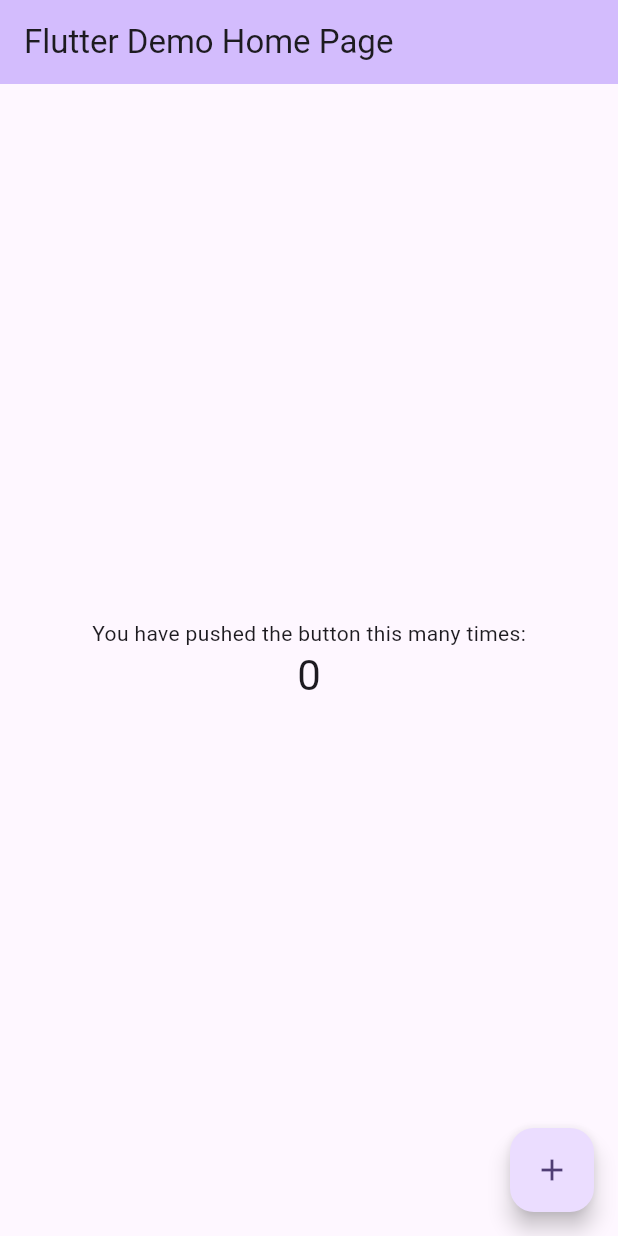
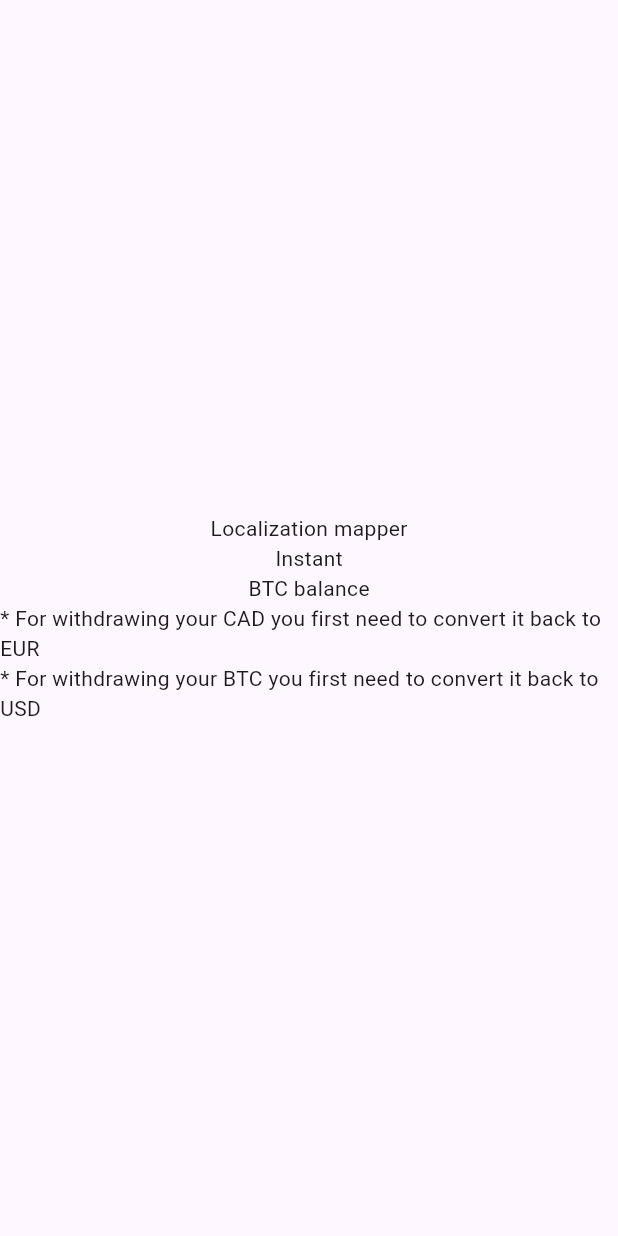
Before and after one commit to kwado-tech/l10n_mapper, a Flutter app: the screen it shows after launch, on a phone screen of 412 x 824 dp. Run offline on Flutter 3.47's test engine with Material 3 defaults, Android fonts, the phone set to English and light mode, and no system bars; missing offline and left inert: analyzer, build, source_gen.

Commit message:
[FEATURE] Created new example project and implemented the use of `l10_mapper_annotation` & `l10_mapper_generator`.

````diff
--- /dev/null
+++ b/example/l10n.yaml
@@ -0,0 +1,5 @@
+arb-dir: lib/localization/translations
+template-arb-file: app_en.arb
+output-localization-file: app_localizations.dart
+synthetic-package: false
+output-dir: lib/localization/gen-l10n
--- /dev/null
+++ b/example/lib/localization/gen-l10n/app_localizations.dart
@@ -0,0 +1,161 @@
+import 'dart:async';
+
+import 'package:flutter/foundation.dart';
+import 'package:flutter/widgets.dart';
+import 'package:flutter_localizations/flutter_localizations.dart';
+import 'package:intl/intl.dart' as intl;
+
+import 'app_localizations_en.dart';
+import 'app_localizations_fr.dart';
+
+/// Callers can lookup localized strings with an instance of AppLocalizations
+/// returned by `AppLocalizations.of(context)`.
+///
+/// Applications need to include `AppLocalizations.delegate()` in their app's
+/// `localizationDelegates` list, and the locales they support in the app's
+/// `supportedLocales` list. For example:
+///
+/// ```dart
+/// import 'gen-l10n/app_localizations.dart';
+///
+/// return MaterialApp(
+///   localizationsDelegates: AppLocalizations.localizationsDelegates,
+///   supportedLocales: AppLocalizations.supportedLocales,
+///   home: MyApplicationHome(),
+/// );
+/// ```
+///
+/// ## Update pubspec.yaml
+///
+/// Please make sure to update your pubspec.yaml to include the following
+/// packages:
+///
+/// ```yaml
+/// dependencies:
+///   # Internationalization support.
+///   flutter_localizations:
+///     sdk: flutter
+///   intl: any # Use the pinned version from flutter_localizations
+///
+///   # Rest of dependencies
+/// ```
+///
+/// ## iOS Applications
+///
+/// iOS applications define key application metadata, including supported
+/// locales, in an Info.plist file that is built into the application bundle.
+/// To configure the locales supported by your app, you’ll need to edit this
+/// file.
+///
+/// First, open your project’s ios/Runner.xcworkspace Xcode workspace file.
+/// Then, in the Project Navigator, open the Info.plist file under the Runner
+/// project’s Runner folder.
+///
+/// Next, select the Information Property List item, select Add Item from the
+/// Editor menu, then select Localizations from the pop-up menu.
+///
+/// Select and expand the newly-created Localizations item then, for each
+/// locale your application supports, add a new item and select the locale
+/// you wish to add from the pop-up menu in the Value field. This list should
+/// be consistent with the languages listed in the AppLocalizations.supportedLocales
+/// property.
+import 'package:l10_mapper_annotation/l10_mapper_annotation.dart';
+part 'app_localizations.g.dart';
+
+@L10MapperAnnotation()
+abstract class AppLocalizations {
+  AppLocalizations(String locale) : localeName = intl.Intl.canonicalizedLocale(locale.toString());
+
+  final String localeName;
+
+  static AppLocalizations? of(BuildContext context) {
+    return Localizations.of<AppLocalizations>(context, AppLocalizations);
+  }
+
+  static const LocalizationsDelegate<AppLocalizations> delegate = _AppLocalizationsDelegate();
+
+  /// A list of this localizations delegate along with the default localizations
+  /// delegates.
+  ///
+  /// Returns a list of localizations delegates containing this delegate along with
+  /// GlobalMaterialLocalizations.delegate, GlobalCupertinoLocalizations.delegate,
+  /// and GlobalWidgetsLocalizations.delegate.
+  ///
+  /// Additional delegates can be added by appending to this list in
+  /// MaterialApp. This list does not have to be used at all if a custom list
+  /// of delegates is preferred or required.
+  static const List<LocalizationsDelegate<dynamic>> localizationsDelegates = <LocalizationsDelegate<dynamic>>[
+    delegate,
+    GlobalMaterialLocalizations.delegate,
+    GlobalCupertinoLocalizations.delegate,
+    GlobalWidgetsLocalizations.delegate,
+  ];
+
+  /// A list of this localizations delegate's supported locales.
+  static const List<Locale> supportedLocales = <Locale>[
+    Locale('en'),
+    Locale('fr')
+  ];
+
+  /// No description provided for @application_name.
+  ///
+  /// In en, this message translates to:
+  /// **'Localization mapper'**
+  String get application_name;
+
+  /// No description provided for @deposit_timeframe.
+  ///
+  /// In en, this message translates to:
+  /// **'Instant'**
+  String get deposit_timeframe;
+
+  /// No description provided for @balance_reverted.
+  ///
+  /// In en, this message translates to:
+  /// **'{currency} balance'**
+  String balance_reverted(Object currency);
+
+  /// No description provided for @convert_before_withdraw.
+  ///
+  /// In en, this message translates to:
+  /// **'* For withdrawing your {convertFrom} you first need to convert it back to {convertTo}'**
+  String convert_before_withdraw(Object convertFrom, Object convertTo);
+
+  /// No description provided for @convert_before_withdraw_again.
+  ///
+  /// In en, this message translates to:
+  /// **'* For withdrawing your {convertFrom} you first need to convert it back to {convertTo}'**
+  String convert_before_withdraw_again(Object convertFrom, Object convertTo);
+}
+
+class _AppLocalizationsDelegate extends LocalizationsDelegate<AppLocalizations> {
+  const _AppLocalizationsDelegate();
+
+  @override
+  Future<AppLocalizations> load(Locale locale) {
+    return SynchronousFuture<AppLocalizations>(lookupAppLocalizations(locale));
+  }
+
+  @override
+  bool isSupported(Locale locale) => <String>['en', 'fr'].contains(locale.languageCode);
+
+  @override
+  bool shouldReload(_AppLocalizationsDelegate old) => false;
+}
+
+AppLocalizations lookupAppLocalizations(Locale locale) {
+
+
+  // Lookup logic when only language code is specified.
+  switch (locale.languageCode) {
+    case 'en': return AppLocalizationsEn();
+    case 'fr': return AppLocalizationsFr();
+  }
+
+  throw FlutterError(
+    'AppLocalizations.delegate failed to load unsupported locale "$locale". This is likely '
+    'an issue with the localizations generation tool. Please file an issue '
+    'on GitHub with a reproducible sample app and the gen-l10n configuration '
+    'that was used.'
+  );
+}
--- /dev/null
+++ b/example/lib/localization/gen-l10n/app_localizations_en.dart
@@ -0,0 +1,27 @@
+import 'app_localizations.dart';
+
+/// The translations for English (`en`).
+class AppLocalizationsEn extends AppLocalizations {
+  AppLocalizationsEn([String locale = 'en']) : super(locale);
+
+  @override
+  String get application_name => 'Localization mapper';
+
+  @override
+  String get deposit_timeframe => 'Instant';
+
+  @override
+  String balance_reverted(Object currency) {
+    return '$currency balance';
+  }
+
+  @override
+  String convert_before_withdraw(Object convertFrom, Object convertTo) {
+    return '* For withdrawing your $convertFrom you first need to convert it back to $convertTo';
+  }
+
+  @override
+  String convert_before_withdraw_again(Object convertFrom, Object convertTo) {
+    return '* For withdrawing your $convertFrom you first need to convert it back to $convertTo';
+  }
+}
--- /dev/null
+++ b/example/lib/localization/translations/app_en.arb
@@ -0,0 +1,34 @@
+{
+	"@@locale": "en",
+	"application_name": "Localization mapper",
+	"@application_name": {
+		"type": "text"
+	},
+	"deposit_timeframe": "Instant",
+	"@deposit_timeframe": {
+		"type": "text"
+	},
+	"balance_reverted": "{currency} balance",
+	"@balance_reverted": {
+		"type": "text",
+		"placeholders": {
+			"currency": {}
+		}
+	},
+	"convert_before_withdraw": "* For withdrawing your {convertFrom} you first need to convert it back to {convertTo}",
+	"@convert_before_withdraw": {
+		"type": "text",
+		"placeholders": {
+			"convertFrom": {},
+			"convertTo": {}
+		}
+	},
+	"convert_before_withdraw_again": "* For withdrawing your {convertFrom} you first need to convert it back to {convertTo}",
+	"@convert_before_withdraw_again": {
+		"type": "text",
+		"placeholders": {
+			"convertFrom": {},
+			"convertTo": {}
+		}
+	}
+}
--- /dev/null
+++ b/example/lib/localization/translations/app_fr.arb
@@ -0,0 +1,34 @@
+{
+	"@@locale": "fr",
+	"application_name": "Mappeur de localisation",
+	"@application_name": {
+		"type": "text"
+	},
+	"deposit_timeframe": "Immédiat",
+	"@deposit_timeframe": {
+		"type": "text"
+	},
+	"balance_reverted": "Solde en {currency}",
+	"@balance_reverted": {
+		"type": "text",
+		"placeholders": {
+			"currency": {}
+		}
+	},
+	"convert_before_withdraw": "* Pour pouvoir retirer {convertFrom}, vous devez d'abord le reconvertir en {convertTo}.",
+	"@convert_before_withdraw": {
+		"type": "text",
+		"placeholders": {
+			"convertFrom": {},
+			"convertTo": {}
+		}
+	},
+	"convert_before_withdraw_again": "* Pour pouvoir retirer {convertFrom}, vous devez d'abord le reconvertir en {convertTo}.",
+	"@convert_before_withdraw_again": {
+		"type": "text",
+		"placeholders": {
+			"convertFrom": {},
+			"convertTo": {}
+		}
+	}
+}
--- a/example/lib/main.dart
+++ b/example/lib/main.dart
@@ -1,125 +1,44 @@
+import 'package:example/localization/gen-l10n/app_localizations.dart';
 import 'package:flutter/material.dart';
 
 void main() {
-  runApp(const MyApp());
+  runApp(const MainApp());
 }
 
-class MyApp extends StatelessWidget {
-  const MyApp({super.key});
+class MainApp extends StatelessWidget {
+  const MainApp({super.key});
 
-  // This widget is the root of your application.
   @override
   Widget build(BuildContext context) {
     return MaterialApp(
       title: 'Flutter Demo',
-      theme: ThemeData(
-        // This is the theme of your application.
-        //
-        // TRY THIS: Try running your application with "flutter run". You'll see
-        // the application has a blue toolbar. Then, without quitting the app,
-        // try changing the seedColor in the colorScheme below to Colors.green
-        // and then invoke "hot reload" (save your changes or press the "hot
-        // reload" button in a Flutter-supported IDE, or press "r" if you used
-        // the command line to start the app).
-        //
-        // Notice that the counter didn't reset back to zero; the application
-        // state is not lost during the reload. To reset the state, use hot
-        // restart instead.
-        //
-        // This works for code too, not just values: Most code changes can be
-        // tested with just a hot reload.
-        colorScheme: ColorScheme.fromSeed(seedColor: Colors.deepPurple),
-        useMaterial3: true,
-      ),
-      home: const MyHomePage(title: 'Flutter Demo Home Page'),
+      onGenerateTitle: (context) => context.l10n.application_name,
+      theme: ThemeData(primarySwatch: Colors.blue),
+      localizationsDelegates: AppLocalizations.localizationsDelegates,
+      supportedLocales: AppLocalizations.supportedLocales,
+      home: const HomePage(),
     );
   }
 }
 
-class MyHomePage extends StatefulWidget {
-  const MyHomePage({super.key, required this.title});
-
-  // This widget is the home page of your application. It is stateful, meaning
-  // that it has a State object (defined below) that contains fields that affect
-  // how it looks.
-
-  // This class is the configuration for the state. It holds the values (in this
-  // case the title) provided by the parent (in this case the App widget) and
-  // used by the build method of the State. Fields in a Widget subclass are
-  // always marked "final".
-
-  final String title;
-
-  @override
-  State<MyHomePage> createState() => _MyHomePageState();
-}
-
-class _MyHomePageState extends State<MyHomePage> {
-  int _counter = 0;
-
-  void _incrementCounter() {
-    setState(() {
-      // This call to setState tells the Flutter framework that something has
-      // changed in this State, which causes it to rerun the build method below
-      // so that the display can reflect the updated values. If we changed
-      // _counter without calling setState(), then the build method would not be
-      // called again, and so nothing would appear to happen.
-      _counter++;
-    });
-  }
+class HomePage extends StatelessWidget {
+  const HomePage({super.key});
 
   @override
   Widget build(BuildContext context) {
-    // This method is rerun every time setState is called, for instance as done
-    // by the _incrementCounter method above.
-    //
-    // The Flutter framework has been optimized to make rerunning build methods
-    // fast, so that you can just rebuild anything that needs updating rather
-    // than having to individually change instances of widgets.
-    return Scaffold(
-      appBar: AppBar(
-        // TRY THIS: Try changing the color here to a specific color (to
-        // Colors.amber, perhaps?) and trigger a hot reload to see the AppBar
-        // change color while the other colors stay the same.
-        backgroundColor: Theme.of(context).colorScheme.inversePrimary,
-        // Here we take the value from the MyHomePage object that was created by
-        // the App.build method, and use it to set our appbar title.
-        title: Text(widget.title),
+    return  Scaffold(
+      body: Center(
+        child: Column(
+          mainAxisSize: MainAxisSize.min,
+          children: [
+            Text(context.l10nParser('application_name')),
+            Text(context.l10nParser('deposit_timeframe')),
+            Text(context.l10nParser('balance_reverted', arguments: ['BTC'])),
+            Text(context.l10nParser('convert_before_withdraw', arguments: ['CAD', 'EUR'])),
+            Text(context.l10nParser('convert_before_withdraw_again', arguments: ['BTC', 'USD'])),
+          ],
+        )
       ),
-      body: Center(
-        // Center is a layout widget. It takes a single child and positions it
-        // in the middle of the parent.
-        child: Column(
-          // Column is also a layout widget. It takes a list of children and
-          // arranges them vertically. By default, it sizes itself to fit its
-          // children horizontally, and tries to be as tall as its parent.
-          //
-          // Column has various properties to control how it sizes itself and
-          // how it positions its children. Here we use mainAxisAlignment to
-          // center the children vertically; the main axis here is the vertical
-          // axis because Columns are vertical (the cross axis would be
-          // horizontal).
-          //
-          // TRY THIS: Invoke "debug painting" (choose the "Toggle Debug Paint"
-          // action in the IDE, or press "p" in the console), to see the
-          // wireframe for each widget.
-          mainAxisAlignment: MainAxisAlignment.center,
-          children: <Widget>[
-            const Text(
-              'You have pushed the button this many times:',
-            ),
-            Text(
-              '$_counter',
-              style: Theme.of(context).textTheme.headlineMedium,
-            ),
-          ],
-        ),
-      ),
-      floatingActionButton: FloatingActionButton(
-        onPressed: _incrementCounter,
-        tooltip: 'Increment',
-        child: const Icon(Icons.add),
-      ), // This trailing comma makes auto-formatting nicer for build methods.
     );
   }
 }
--- a/l10_mapper_generator/lib/src/l10_mapper_generator.dart
+++ b/l10_mapper_generator/lib/src/l10_mapper_generator.dart
@@ -29,7 +29,7 @@ class L10MapperGenerator extends GeneratorForAnnotation<L10MapperAnnotation> {
     final extensionName = '${visitor.className}Extension';
 
     // annotation configs (mapper-extension)
-    final mapperExtension = annotation.read('l10MapperExtension');
+    final mapperExtension = annotation.read('mapperExtension');
     final generateL10n = mapperExtension.read('l10n').boolValue;
     final generateLocale = mapperExtension.read('locale').boolValue;
     final generateL10nParser = mapperExtension.read('l10nParser').boolValue;
````
Also changed, not shown: example/analysis_options.yaml (+0 -27 lines), example/lib/localization/gen-l10n/app_localizations_fr.dart (added, +27 -0 lines), example/pubspec.yaml (+12 -74 lines), example/lib/localization/gen-l10n/app_localizations.g.dart (added), example/pubspec.lock, 27 other files.
